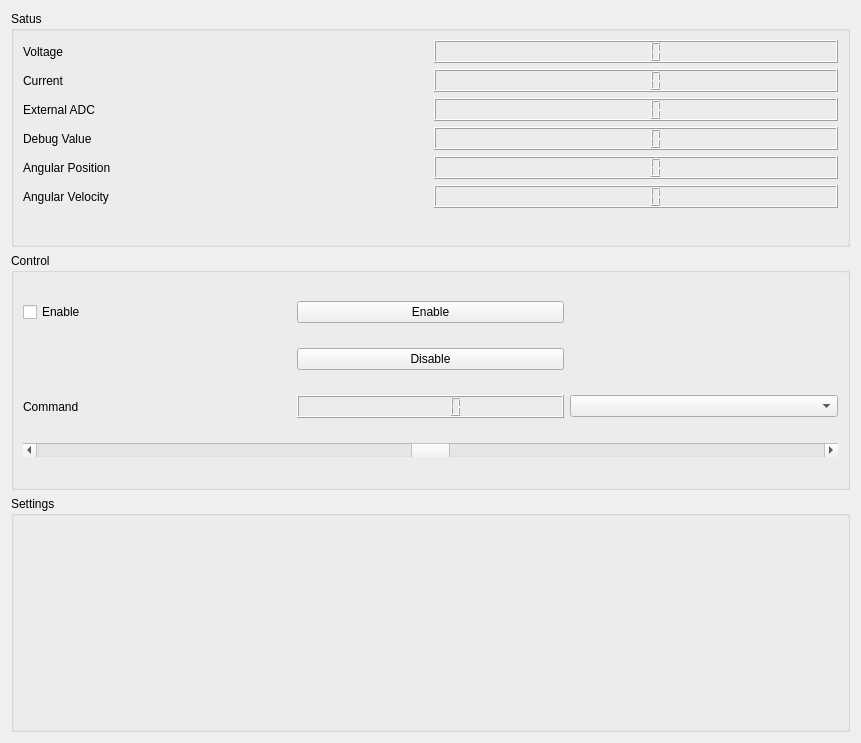
Above: app/forms/jointcontrolwidget.ui from Haziham/Honours_Computer_Software before the change. Below: the same form after it.
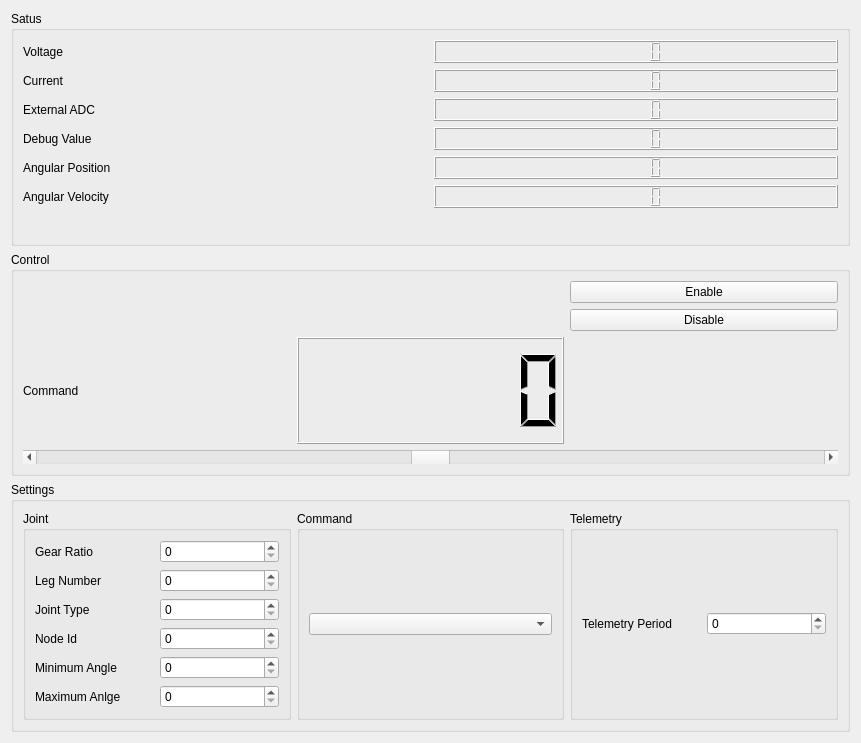
That is the form after the change. Icons and pictures are not drawn.

Patch:
```diff
--- a/app/forms/jointcontrolwidget.ui
+++ b/app/forms/jointcontrolwidget.ui
@@ -184,45 +184,14 @@
       <string>Control</string>
      </property>
      <layout class="QGridLayout" name="gridLayout_2">
-      <item row="2" column="2">
-       <widget class="QComboBox" name="commandModeSelector"/>
-      </item>
-      <item row="2" column="0">
-       <widget class="QLabel" name="label_4">
-        <property name="text">
-         <string>Command</string>
-        </property>
-       </widget>
-      </item>
-      <item row="0" column="0">
-       <widget class="QCheckBox" name="enableCheckbox">
-        <property name="text">
-         <string>Enable</string>
-        </property>
-       </widget>
-      </item>
-      <item row="0" column="1">
-       <widget class="QPushButton" name="enableButton">
-        <property name="text">
-         <string>Enable</string>
-        </property>
-       </widget>
-      </item>
-      <item row="1" column="1">
-       <widget class="QPushButton" name="disableButton">
-        <property name="text">
-         <string>Disable</string>
-        </property>
-       </widget>
-      </item>
-      <item row="2" column="1">
+      <item row="3" column="1">
        <widget class="QLCDNumber" name="commandDisplay">
         <property name="digitCount">
          <number>6</number>
         </property>
        </widget>
       </item>
-      <item row="4" column="0" colspan="3">
+      <item row="5" column="0" colspan="3">
        <widget class="QScrollBar" name="commandValueSlider">
         <property name="minimum">
          <number>-100</number>
@@ -244,6 +213,27 @@
         </property>
        </widget>
       </item>
+      <item row="3" column="0">
+       <widget class="QLabel" name="label_4">
+        <property name="text">
+         <string>Command</string>
+        </property>
+       </widget>
+      </item>
+      <item row="1" column="2">
+       <widget class="QPushButton" name="enableButton">
+        <property name="text">
+         <string>Enable</string>
+        </property>
+       </widget>
+      </item>
+      <item row="2" column="2">
+       <widget class="QPushButton" name="disableButton">
+        <property name="text">
+         <string>Disable</string>
+        </property>
+       </widget>
+      </item>
      </layout>
     </widget>
    </item>
@@ -252,6 +242,128 @@
      <property name="title">
       <string>Settings</string>
      </property>
+     <layout class="QGridLayout" name="gridLayout_3">
+      <item row="0" column="0">
+       <widget class="QGroupBox" name="groupBox_4">
+        <property name="title">
+         <string>Joint</string>
+        </property>
+        <layout class="QGridLayout" name="gridLayout_6">
+         <item row="1" column="1">
+          <widget class="QSpinBox" name="gearRatioInput">
+           <property name="maximum">
+            <number>10000</number>
+           </property>
+          </widget>
+         </item>
+         <item row="3" column="1">
+          <widget class="QSpinBox" name="legNumberInput">
+           <property name="maximum">
+            <number>10000</number>
+           </property>
+          </widget>
+         </item>
+         <item row="7" column="0">
+          <widget class="QLabel" name="label_13">
+           <property name="text">
+            <string>Node Id</string>
+           </property>
+          </widget>
+         </item>
+         <item row="1" column="0">
+          <widget class="QLabel" name="label_10">
+           <property name="text">
+            <string>Gear Ratio</string>
+           </property>
+          </widget>
+         </item>
+         <item row="4" column="1">
+          <widget class="QSpinBox" name="jointTypeInput">
+           <property name="maximum">
+            <number>10000</number>
+           </property>
+          </widget>
+         </item>
+         <item row="7" column="1">
+          <widget class="QSpinBox" name="nodeIdInput"/>
+         </item>
+         <item row="3" column="0">
+          <widget class="QLabel" name="label_9">
+           <property name="text">
+            <string>Leg Number</string>
+           </property>
+          </widget>
+         </item>
+         <item row="4" column="0">
+          <widget class="QLabel" name="label_12">
+           <property name="text">
+            <string>Joint Type</string>
+           </property>
+          </widget>
+         </item>
+         <item row="10" column="0">
+          <widget class="QLabel" name="label_14">
+           <property name="text">
+            <string>Maximum Anlge</string>
+           </property>
+          </widget>
+         </item>
+         <item row="10" column="1">
+          <widget class="QSpinBox" name="maxAngleInput"/>
+         </item>
+         <item row="8" column="0">
+          <widget class="QLabel" name="label_11">
+           <property name="text">
+            <string>Minimum Angle</string>
+           </property>
+          </widget>
+         </item>
+         <item row="8" column="1">
+          <widget class="QSpinBox" name="minAngleInput">
+           <property name="maximum">
+            <number>10000</number>
+           </property>
+          </widget>
+         </item>
+        </layout>
+       </widget>
+      </item>
+      <item row="0" column="1">
+       <widget class="QGroupBox" name="groupBox_5">
+        <property name="title">
+         <string>Command</string>
+        </property>
+        <layout class="QGridLayout" name="gridLayout_5">
+         <item row="0" column="0">
+          <widget class="QComboBox" name="commandModeSelector"/>
+         </item>
+        </layout>
+       </widget>
+      </item>
+      <item row="0" column="2">
+       <widget class="QGroupBox" name="groupBox_6">
+        <property name="title">
+         <string>Telemetry</string>
+        </property>
+        <layout class="QGridLayout" name="gridLayout_4">
+         <item row="0" column="0">
+          <widget class="QLabel" name="label_8">
+           <property name="text">
+            <string>Telemetry Period</string>
+           </property>
+          </widget>
+         </item>
+         <item row="0" column="1">
+          <widget class="QSpinBox" name="telemetryPeriodInput">
+           <property name="maximum">
+            <number>10000</number>
+           </property>
+          </widget>
+         </item>
+        </layout>
+       </widget>
+      </item>
+     </layout>
     </widget>
    </item>
   </layout>
```
